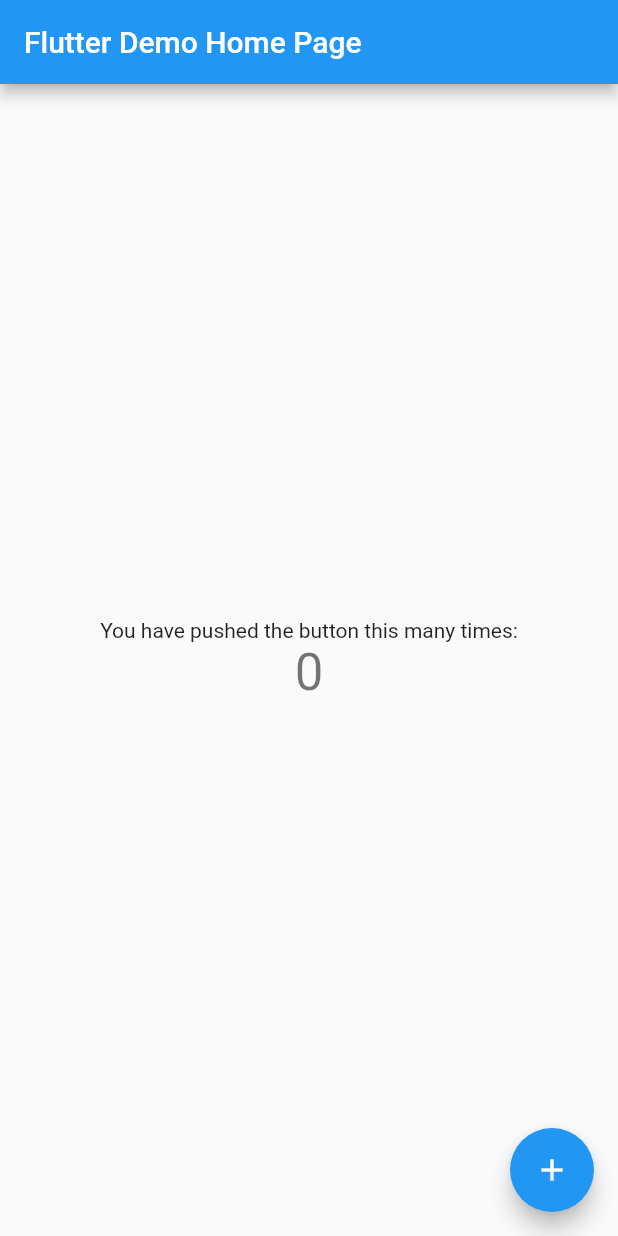
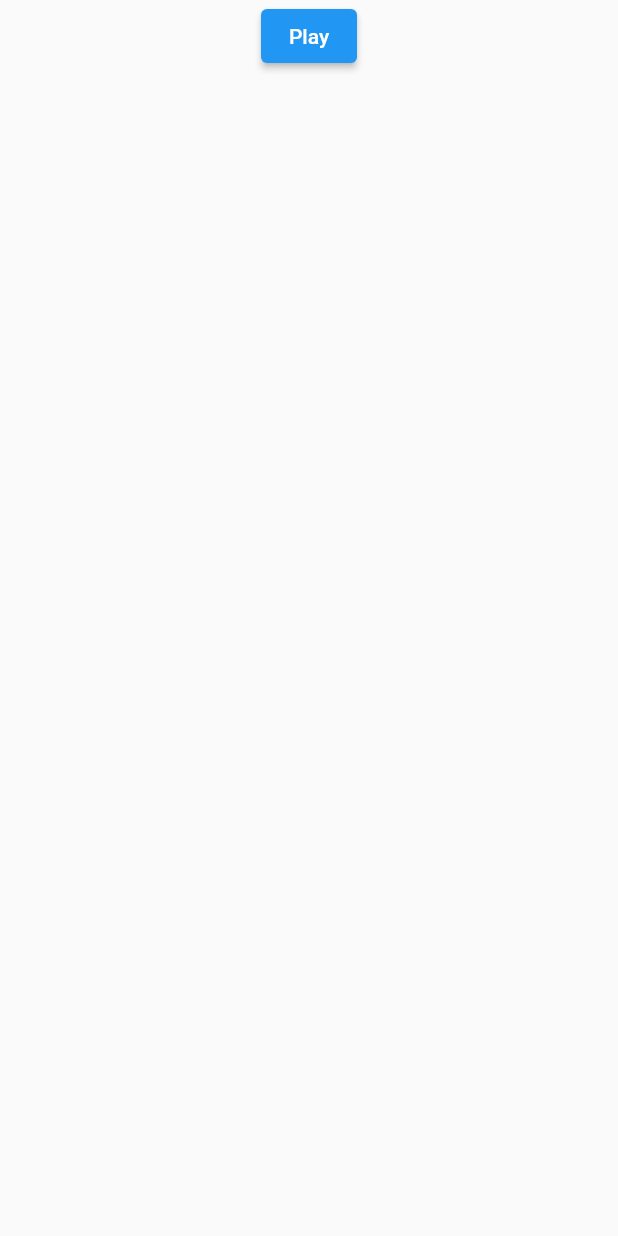
Before and after one commit to krishnaji-yedlapalli/flutter_audio_player, a Flutter app: the screen it shows after launch, on a phone screen of 412 x 824 dp. Run offline on Flutter 3.47's test engine with Material 2 defaults, Android fonts, the phone set to English and light mode, and no system bars; our stand-ins replace audioplayers.

Commit message:
Added permissions and provider for state managment

```diff
--- a/lib/main.dart
+++ b/lib/main.dart
@@ -1,6 +1,11 @@
 import 'package:flutter/material.dart';
+import 'package:provider/provider.dart';
+
+import 'providers/audio_player_provider.dart';
+import 'screens/audio_player.dart';
 
 void main() {
+  Provider.debugCheckInvalidValueType = null;
   runApp(const MyApp());
 }
 
@@ -10,7 +15,11 @@ class MyApp extends StatelessWidget {
   // This widget is the root of your application.
   @override
   Widget build(BuildContext context) {
-    return MaterialApp(
+    return MultiProvider(
+        providers: [
+        Provider<AudioPlayerProvider>(create: (_) => AudioPlayerProvider()),
+    ],
+    child : MaterialApp(
       title: 'Flutter Demo',
       theme: ThemeData(
         // This is the theme of your application.
@@ -24,92 +33,7 @@ class MyApp extends StatelessWidget {
         // is not restarted.
         primarySwatch: Colors.blue,
       ),
-      home: const MyHomePage(title: 'Flutter Demo Home Page'),
-    );
+      home: const AudioPlayerView(),
+    ));
   }
 }
-
-class MyHomePage extends StatefulWidget {
-  const MyHomePage({Key? key, required this.title}) : super(key: key);
-
-  // This widget is the home page of your application. It is stateful, meaning
-  // that it has a State object (defined below) that contains fields that affect
-  // how it looks.
-
-  // This class is the configuration for the state. It holds the values (in this
-  // case the title) provided by the parent (in this case the App widget) and
-  // used by the build method of the State. Fields in a Widget subclass are
-  // always marked "final".
-
-  final String title;
-
-  @override
-  State<MyHomePage> createState() => _MyHomePageState();
-}
-
-class _MyHomePageState extends State<MyHomePage> {
-  int _counter = 0;
-
-  void _incrementCounter() {
-    setState(() {
-      // This call to setState tells the Flutter framework that something has
-      // changed in this State, which causes it to rerun the build method below
-      // so that the display can reflect the updated values. If we changed
-      // _counter without calling setState(), then the build method would not be
-      // called again, and so nothing would appear to happen.
-      _counter++;
-    });
-  }
-
-  @override
-  Widget build(BuildContext context) {
-    // This method is rerun every time setState is called, for instance as done
-    // by the _incrementCounter method above.
-    //
-    // The Flutter framework has been optimized to make rerunning build methods
-    // fast, so that you can just rebuild anything that needs updating rather
-    // than having to individually change instances of widgets.
-    return Scaffold(
-      appBar: AppBar(
-        // Here we take the value from the MyHomePage object that was created by
-        // the App.build method, and use it to set our appbar title.
-        title: Text(widget.title),
-      ),
-      body: Center(
-        // Center is a layout widget. It takes a single child and positions it
-        // in the middle of the parent.
-        child: Column(
-          // Column is also a layout widget. It takes a list of children and
-          // arranges them vertically. By default, it sizes itself to fit its
-          // children horizontally, and tries to be as tall as its parent.
-          //
-          // Invoke "debug painting" (press "p" in the console, choose the
-          // "Toggle Debug Paint" action from the Flutter Inspector in Android
-          // Studio, or the "Toggle Debug Paint" command in Visual Studio Code)
-          // to see the wireframe for each widget.
-          //
-          // Column has various properties to control how it sizes itself and
-          // how it positions its children. Here we use mainAxisAlignment to
-          // center the children vertically; the main axis here is the vertical
-          // axis because Columns are vertical (the cross axis would be
-          // horizontal).
-          mainAxisAlignment: MainAxisAlignment.center,
-          children: <Widget>[
-            const Text(
-              'You have pushed the button this many times:',
-            ),
-            Text(
-              '$_counter',
-              style: Theme.of(context).textTheme.headline4,
-            ),
-          ],
-        ),
-      ),
-      floatingActionButton: FloatingActionButton(
-        onPressed: _incrementCounter,
-        tooltip: 'Increment',
-        child: const Icon(Icons.add),
-      ), // This trailing comma makes auto-formatting nicer for build methods.
-    );
-  }
-}
--- /dev/null
+++ b/lib/providers/audio_player_provider.dart
@@ -0,0 +1,24 @@
+
+import 'dart:convert';
+
+import 'package:audioplayers/audioplayers.dart';
+import 'package:flutter/material.dart';
+import 'package:flutter/services.dart';
+
+class AudioPlayerProvider with ChangeNotifier {
+  final AudioPlayer _audioPlayer = AudioPlayer();
+  var audioPaths = <String>[];
+
+  loadSongsFromAssets() async {
+    final manifestContent = await rootBundle.loadString('AssetManifest.json');
+    final Map<String, dynamic> manifestMap = json.decode(manifestContent);
+
+     audioPaths = manifestMap.keys
+        .where((String key) => key.contains('songs/'))
+        .toList();
+  }
+
+  playLocal() async {
+    int result = await _audioPlayer.play(audioPaths.first, isLocal: true);
+  }
+}
--- /dev/null
+++ b/lib/screens/audio_player.dart
@@ -0,0 +1,39 @@
+
+import 'package:audio_player/providers/audio_player_provider.dart';
+import 'package:flutter/material.dart';
+import 'package:provider/provider.dart';
+
+class AudioPlayerView extends StatefulWidget {
+  const AudioPlayerView({Key? key}) : super(key: key);
+
+  @override
+  _AudioPlayerViewState createState() => _AudioPlayerViewState();
+}
+
+class _AudioPlayerViewState extends State<AudioPlayerView> {
+
+  @override
+  void initState() {
+      WidgetsBinding.instance?.addPostFrameCallback((_) => afterBuildContext());
+    super.initState();
+  }
+
+  afterBuildContext(){
+    Provider.of<AudioPlayerProvider>(context, listen: false).loadSongsFromAssets();
+  }
+
+  @override
+  Widget build(BuildContext context) {
+    return Scaffold(
+      body: Center(
+        child: Column(
+        children: [
+          ElevatedButton(onPressed: (){
+            Provider.of<AudioPlayerProvider>(context, listen: false).playLocal();
+          }, child: const Text('Play'))
+        ],
+        ),
+      ),
+    );
+  }
+}
--- a/pubspec.yaml
+++ b/pubspec.yaml
@@ -30,6 +30,7 @@ dependencies:
   flutter:
     sdk: flutter
   audioplayers: ^0.20.1
+  provider: ^6.0.2
 
 
   # The following adds the Cupertino Icons font to your application.
@@ -59,9 +60,8 @@ flutter:
   uses-material-design: true
 
   # To add assets to your application, add an assets section, like this:
-  # assets:
-  #   - images/a_dot_burr.jpeg
-  #   - images/a_dot_ham.jpeg
+  assets:
+    - assets/songs/
 
   # An image asset can refer to one or more resolution-specific "variants", see
   # https://flutter.dev/assets-and-images/#resolution-aware.
```
Also changed, not shown: pubspec.lock, 10 other files.
